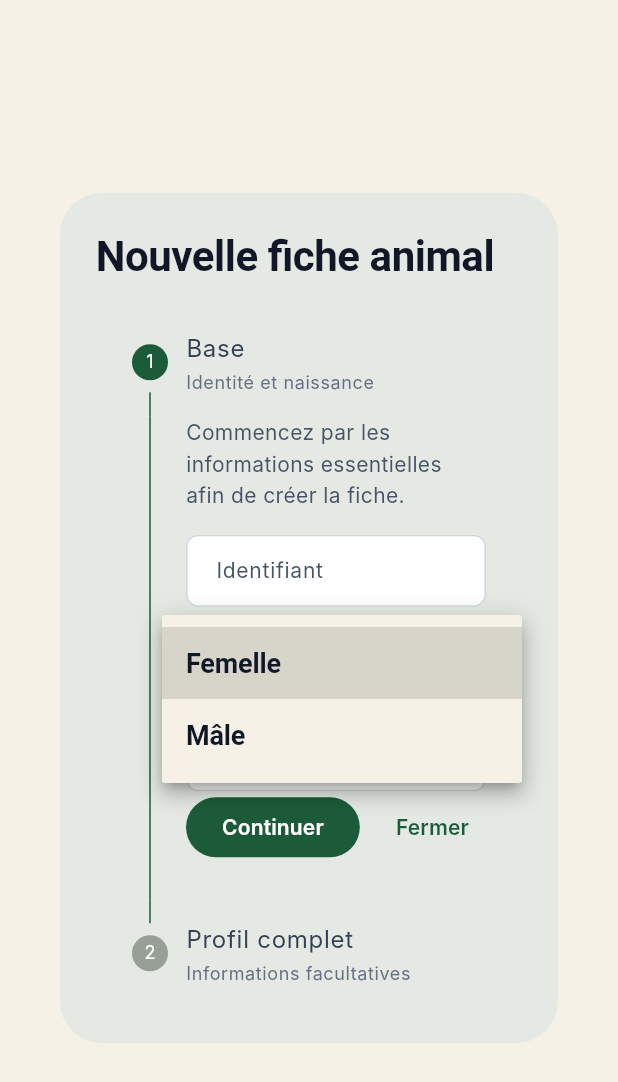
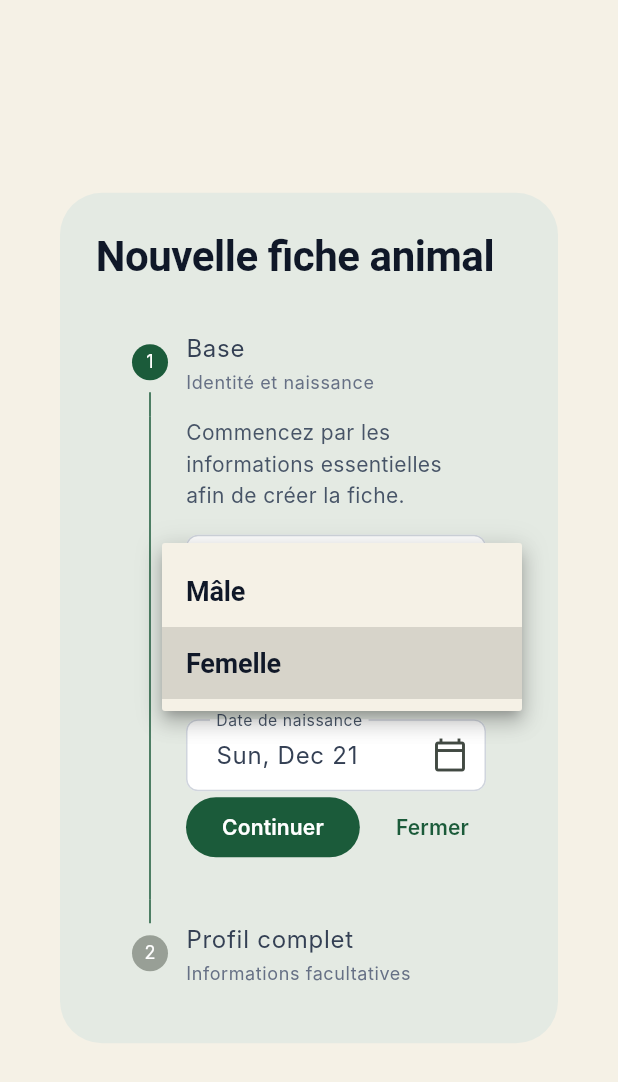
Before and after one commit to zidane123-web/Khodan, a Flutter app: the AnimalFormDialog widget shown alone on an empty page, opened directly, after a tap on "Femelle", on a phone screen of 412 x 824 dp. Shown: the top 1082 px of the screen. Run offline on Flutter 3.47's test engine with Material 3 defaults, Android fonts, the light colour scheme and no system bars; our stand-ins replace equatable, firebase_core, firebase_messaging, fl_chart, flutter_bloc, go_router and 3 more; missing offline and left inert: mobile_scanner; accounts and stored records are empty; Roboto replaces fonts that are missing (Inter, Poppins).

Commit message:
fix: resolve compilation errors after TASK-001/003/005
Fixed errors in:
- animal_form_dialog.dart: Changed sex: to sexEnum:, String to AnimalSex
- dashboard_calendar.dart: Added missing taskNestBox case
- tasks_list.dart: Added missing nestBox cases in both switch statements

The 37 remaining issues are deprecation warnings, not compilation errors.

```diff
--- a/lib/features/animals/presentation/widgets/animal_form_dialog.dart
+++ b/lib/features/animals/presentation/widgets/animal_form_dialog.dart
@@ -31,7 +31,7 @@ class _AnimalFormDialogState extends State<AnimalFormDialog> {
   late final TextEditingController _damController;
 
   int _currentStep = 0;
-  late String _selectedSex;
+  late AnimalSex _selectedSex;
   late String _selectedStatus;
   DateTime? _birthDate;
   DateTime? _entryDate;
@@ -53,7 +53,7 @@ class _AnimalFormDialogState extends State<AnimalFormDialog> {
     _originController = TextEditingController(text: initial?.origin ?? '');
     _sireController = TextEditingController(text: initial?.sireId ?? '');
     _damController = TextEditingController(text: initial?.damId ?? '');
-    _selectedSex = initial?.sex ?? 'Femelle';
+    _selectedSex = initial?.sexEnum ?? AnimalSex.female;
     _selectedStatus = initial?.status ?? 'Vivant';
     _birthDate = initial?.birthDate ?? DateTime.now();
     _entryDate = initial?.entryDate ?? DateTime.now();
@@ -143,7 +143,7 @@ class _AnimalFormDialogState extends State<AnimalFormDialog> {
           speciesId: 1,
           tagId: '',
           birthDate: _birthDate!,
-          sex: _selectedSex,
+          sexEnum: _selectedSex,
           status: _selectedStatus,
         );
 
@@ -152,7 +152,7 @@ class _AnimalFormDialogState extends State<AnimalFormDialog> {
       name: _nameController.text.trim().isEmpty
           ? null
           : _nameController.text.trim(),
-      sex: _selectedSex,
+      sexEnum: _selectedSex,
       status: _selectedStatus,
       birthDate: _birthDate,
       cageNumber: _cageController.text.trim().isEmpty
@@ -234,14 +234,16 @@ class _AnimalFormDialogState extends State<AnimalFormDialog> {
                 validator: _validateRequired,
               ),
               const SizedBox(height: 12),
-              DropdownButtonFormField<String>(
+              DropdownButtonFormField<AnimalSex>(
                 value: _selectedSex,
                 decoration: const InputDecoration(labelText: 'Sexe'),
-                items: const <DropdownMenuItem<String>>[
-                  DropdownMenuItem<String>(value: 'Femelle', child: Text('Femelle')),
-                  DropdownMenuItem<String>(value: 'Mâle', child: Text('Mâle')),
-                ],
-                onChanged: (String? value) {
+                items: AnimalSex.values.map((AnimalSex sex) {
+                  return DropdownMenuItem<AnimalSex>(
+                    value: sex,
+                    child: Text(sex.label),
+                  );
+                }).toList(),
+                onChanged: (AnimalSex? value) {
                   if (value != null) {
                     setState(() => _selectedSex = value);
                   }
--- a/lib/features/dashboard/presentation/widgets/dashboard_calendar.dart
+++ b/lib/features/dashboard/presentation/widgets/dashboard_calendar.dart
@@ -335,6 +335,8 @@ class _DashboardCalendarState extends State<DashboardCalendar> {
     switch (category) {
       case DashboardCalendarCategory.taskPalpation:
         return theme.colorScheme.primary;
+      case DashboardCalendarCategory.taskNestBox:
+        return Colors.orange;
       case DashboardCalendarCategory.taskKindling:
         return theme.colorScheme.secondary;
       case DashboardCalendarCategory.taskWeaning:
--- a/lib/features/dashboard/presentation/widgets/tasks_list.dart
+++ b/lib/features/dashboard/presentation/widgets/tasks_list.dart
@@ -61,6 +61,8 @@ class TasksList extends StatelessWidget {
     switch (kind) {
       case DashboardTaskKind.palpation:
         return Icons.monitor_heart;
+      case DashboardTaskKind.nestBox:
+        return Icons.inventory_2_outlined;
       case DashboardTaskKind.kindling:
         return Icons.baby_changing_station;
       case DashboardTaskKind.weaning:
@@ -74,6 +76,8 @@ class TasksList extends StatelessWidget {
     switch (kind) {
       case DashboardTaskKind.palpation:
         return theme.colorScheme.primary;
+      case DashboardTaskKind.nestBox:
+        return Colors.orange;
       case DashboardTaskKind.kindling:
         return theme.colorScheme.secondary;
       case DashboardTaskKind.weaning:
```
